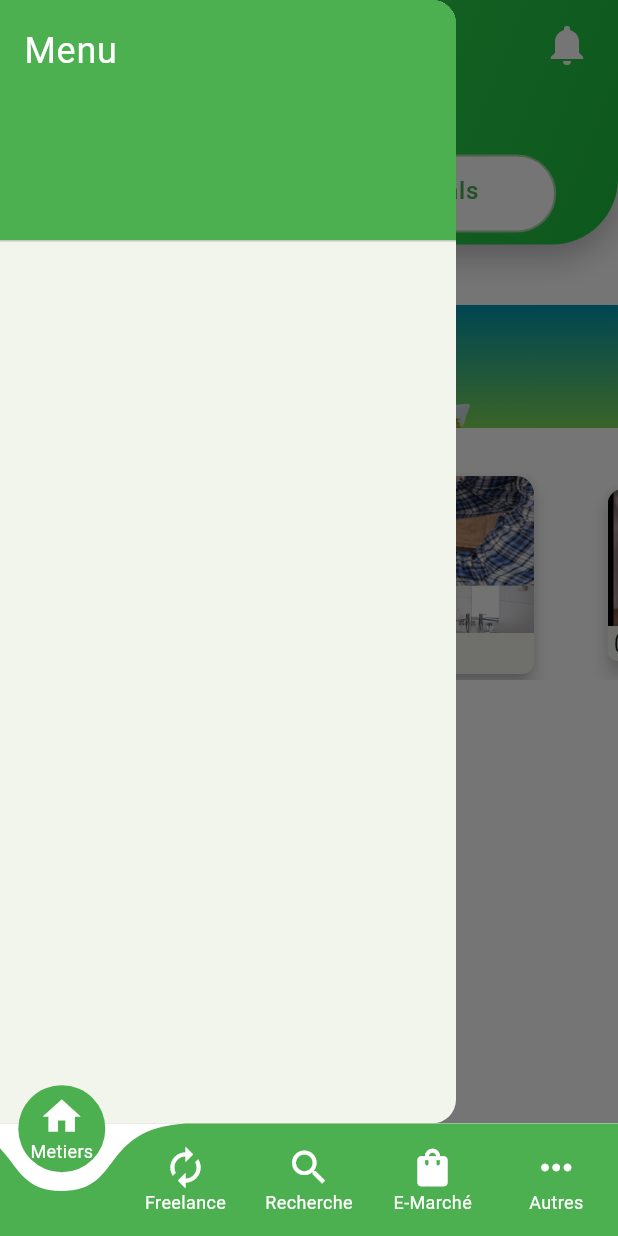
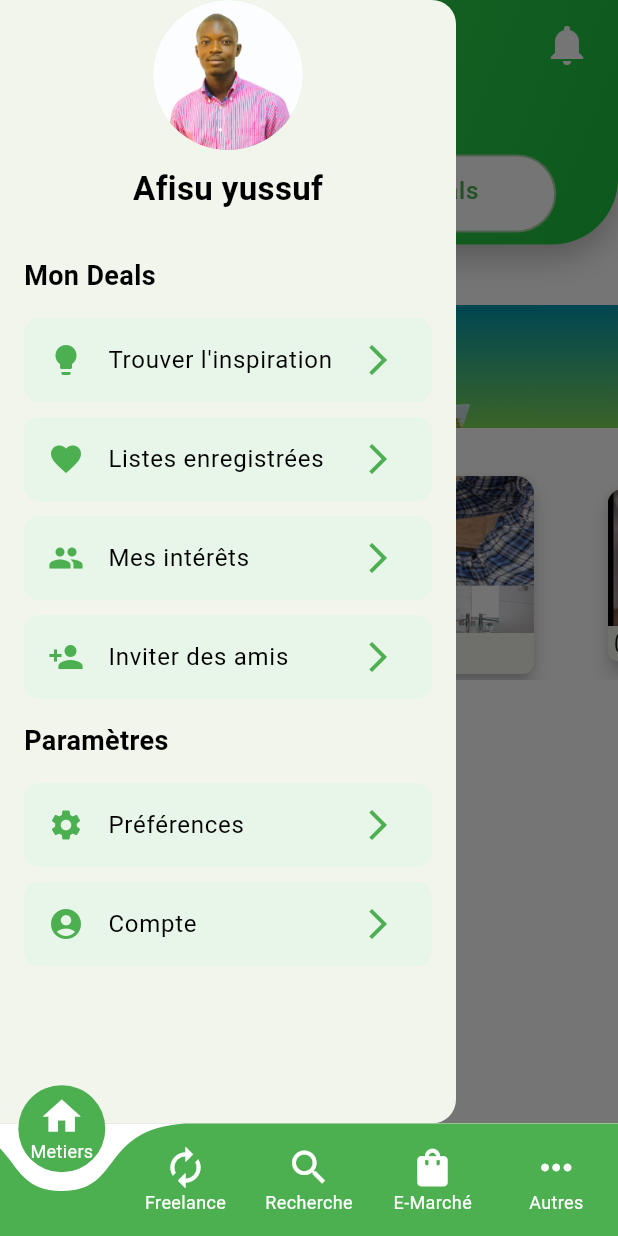
Before and after one commit to joceOG/sdealsapp, a Flutter app: the screen it shows after launch, with the side drawer open, on a phone screen of 412 x 824 dp. Run offline on Flutter 3.47's test engine with Material 3 defaults, Android fonts, the phone set to English and light mode, and no system bars; drawn by our look-alikes of carousel_slider, curved_navigation_bar; our stand-ins replace bloc, equatable, flutter_bloc, font_awesome_flutter, go_router, responsive_builder; missing offline and left inert: hover_menu; network calls fail.

Commit message:
Get AfisuYus

```diff
--- a/lib/mobile/view/homepagem/screens/homePageScreenM.dart
+++ b/lib/mobile/view/homepagem/screens/homePageScreenM.dart
@@ -3,6 +3,7 @@ import 'package:flutter/material.dart';
 import 'package:flutter_bloc/flutter_bloc.dart';
 import 'package:go_router/go_router.dart';
 import 'package:sdealsapp/mobile/view/homepagem/homepageblocm/homePageStateM.dart';
+import '../../auth/screens/loginPageScreenM.dart';
 import '../homepageblocm/homePageBlocM.dart';
 import '../homepageblocm/homePageEventM.dart';
 
@@ -25,7 +26,87 @@ class _HomePageScreenStateM extends State<HomePageScreenM> {
       key: _scaffoldKey,
       backgroundColor: Colors.white,
       drawer: Drawer(
-        child: ListView(
+        child:
+
+        SingleChildScrollView(
+          child: Column(
+            crossAxisAlignment: CrossAxisAlignment.center,
+            children: [
+              // Avatar et nom d'utilisateur
+              const CircleAvatar(
+                radius: 50,
+                backgroundImage: AssetImage(
+                    'assets/profile_picture.jpg'), // Remplacez par votre image
+              ),
+              const SizedBox(height: 10),
+              const Text(
+                'Afisu yussuf',
+                style: TextStyle(
+                  fontSize: 22,
+                  fontWeight: FontWeight.bold,
+                  color: Colors.black,
+                ),
+              ),
+              const SizedBox(height: 20),
+
+              // Section "Mon Deals"
+              const SectionTitle(title: 'Mon Deals'),
+              MenuItem(
+                icon: Icons.lightbulb,
+                title: "Trouver l'inspiration",
+                onTap: () {
+                  // Action pour cette option
+                },
+              ),
+              MenuItem(
+                icon: Icons.favorite,
+                title: "Listes enregistrées",
+                onTap: () {
+                  // Action pour cette option
+                },
+              ),
+              MenuItem(
+                icon: Icons.people,
+                title: "Mes intérêts",
+                onTap: () {
+                  // Action pour cette option
+                },
+              ),
+              MenuItem(
+                icon: Icons.person_add,
+                title: "Inviter des amis",
+                onTap: () {
+                  // Action pour cette option
+                },
+              ),
+
+              // Section "Paramètres"
+              const SectionTitle(title: 'Paramètres'),
+              MenuItem(
+                icon: Icons.settings,
+                title: "Préférences",
+                onTap: () {
+                  // Action pour cette option
+                },
+              ),
+              MenuItem(
+                icon: Icons.account_circle,
+                title: "Compte",
+                onTap: () {
+                  // Action pour cette option
+                  Navigator.push(
+                    context,
+                    MaterialPageRoute(
+                      builder: (context) => const LoginPageScreenM(),
+                    ),
+                  );
+                },
+              ),
+            ],
+          ),
+        ),
+
+        /* ListView(
           padding: EdgeInsets.zero,
           children: const <Widget>[
             DrawerHeader(
@@ -42,7 +123,7 @@ class _HomePageScreenStateM extends State<HomePageScreenM> {
             ),
             // Ajoute ici d'autres éléments de menu si besoin
           ],
-        ),
+        ), */
       ),
       appBar: PreferredSize(
         preferredSize: const Size.fromHeight(170),
@@ -342,3 +423,68 @@ const List<Map<String, String>> categoriesSoutraliData = [
   },
   // Ajoutez les autres éléments ici...
 ];
+
+
+
+class MenuItem extends StatelessWidget {
+  final IconData icon;
+  final String title;
+  final VoidCallback onTap;
+
+  const MenuItem({
+    super.key,
+    required this.icon,
+    required this.title,
+    required this.onTap,
+  });
+
+  @override
+  Widget build(BuildContext context) {
+    return Padding(
+      padding: const EdgeInsets.symmetric(horizontal: 16.0),
+      child: GestureDetector(
+        onTap: onTap,
+        child: Container(
+          margin: const EdgeInsets.symmetric(vertical: 5),
+          decoration: BoxDecoration(
+            color: Colors.green.shade50,
+            borderRadius: BorderRadius.circular(10),
+          ),
+          child: ListTile(
+            leading: Icon(icon, color: Colors.green),
+            title: Text(
+              title,
+              style: const TextStyle(fontSize: 16, color: Colors.black),
+            ),
+            trailing: const Icon(Icons.arrow_forward_ios, color: Colors.green),
+          ),
+        ),
+      ),
+    );
+  }
+}
+
+
+class SectionTitle extends StatelessWidget {
+  final String title;
+
+  const SectionTitle({super.key, required this.title});
+
+  @override
+  Widget build(BuildContext context) {
+    return Padding(
+      padding: const EdgeInsets.symmetric(vertical: 10, horizontal: 16),
+      child: Align(
+        alignment: Alignment.centerLeft,
+        child: Text(
+          title,
+          style: const TextStyle(
+            fontSize: 18,
+            fontWeight: FontWeight.bold,
+            color: Colors.black,
+          ),
+        ),
+      ),
+    );
+  }
+}
```
